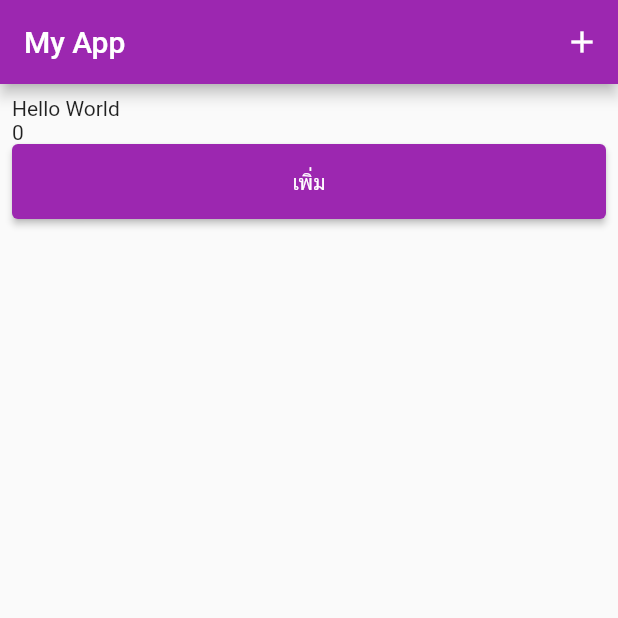
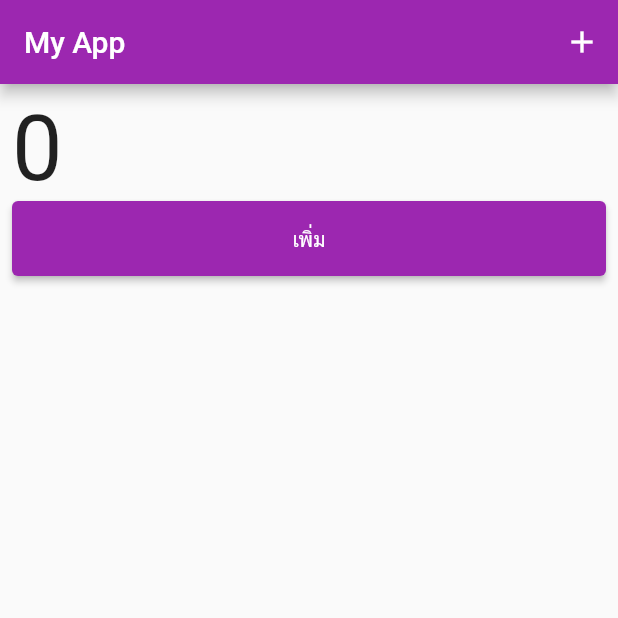
Before and after one commit to teerasej/flutter_2_counter_app, a Flutter app: the screen it shows after launch, on a phone screen of 412 x 824 dp, the top half of it. Run offline on Flutter 3.47's test engine with Material 2 defaults, Android fonts, the phone set to English and light mode, and no system bars.

Commit message:
adjust text widget's size

```diff
--- a/lib/counter_view.dart
+++ b/lib/counter_view.dart
@@ -17,8 +17,11 @@ class _CounterViewState extends State<CounterView> {
       child: Column(
         crossAxisAlignment: CrossAxisAlignment.start,
         children: [
-          Text('Hello World'),
-          Text('0'),
+          //Text('Hello World'),
+          Text(
+            '0',
+            style: TextStyle(fontSize: 60),
+          ),
           SizedBox(
             width: double.infinity,
             height: 50,
```
